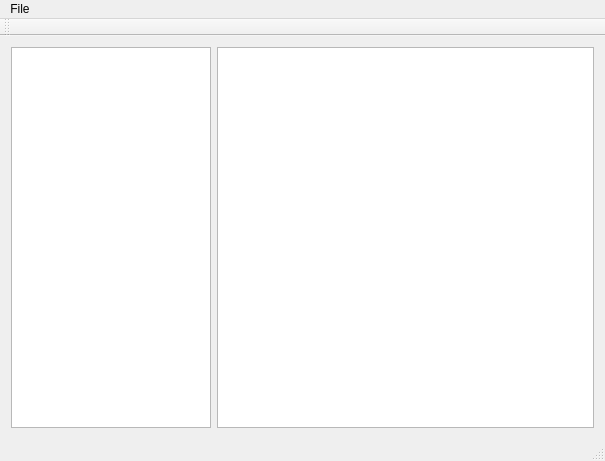
This is mainwindow.ui in gyim/stupidgit as Qt 5 draws it before an edit. The edited form follows.
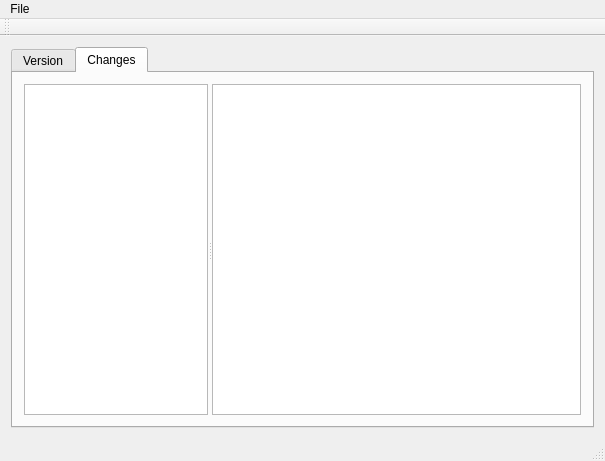
This is the edited form.

Commit message: add 2 tabs (Versions & Changes), put tree+textview into a splitter

```diff
--- a/mainwindow.ui
+++ b/mainwindow.ui
@@ -16,23 +16,67 @@
   <widget class="QWidget" name="centralWidget">
    <layout class="QHBoxLayout" name="horizontalLayout">
     <item>
+     <widget class="QTabWidget" name="tabWidget">
+      <property name="currentIndex">
+       <number>1</number>
+      </property>
+      <widget class="QWidget" name="versionsTab">
+       <attribute name="title">
+        <string>Version</string>
+       </attribute>
+      </widget>
+      <widget class="QWidget" name="changesTab">
+       <attribute name="title">
+        <string>Changes</string>
+       </attribute>
+       <layout class="QHBoxLayout" name="horizontalLayout_2">
+        <item>
+         <widget class="QSplitter" name="splitter">
+          <property name="sizePolicy">
+           <sizepolicy hsizetype="Expanding" vsizetype="Preferred">
+            <horstretch>2</horstretch>
+            <verstretch>0</verstretch>
+           </sizepolicy>
+          </property>
+          <property name="orientation">
+           <enum>Qt::Horizontal</enum>
+          </property>
      <widget class="QTreeView" name="treeView">
+           <property name="sizePolicy">
+            <sizepolicy hsizetype="Expanding" vsizetype="Expanding">
+             <horstretch>4</horstretch>
+             <verstretch>0</verstretch>
+            </sizepolicy>
+           </property>
       <property name="maximumSize">
        <size>
-        <width>200</width>
+             <width>16777215</width>
         <height>16777215</height>
        </size>
       </property>
+           <property name="frameShape">
+            <enum>QFrame::StyledPanel</enum>
+           </property>
       <attribute name="headerVisible">
        <bool>false</bool>
       </attribute>
       <attribute name="headerVisible">
        <bool>false</bool>
       </attribute>
-     </widget>
-    </item>
-    <item>
-     <widget class="QTextBrowser" name="textBrowser"/>
+          </widget>
+          <widget class="QTextBrowser" name="textBrowser">
+           <property name="sizePolicy">
+            <sizepolicy hsizetype="Expanding" vsizetype="Expanding">
+             <horstretch>8</horstretch>
+             <verstretch>0</verstretch>
+            </sizepolicy>
+           </property>
+          </widget>
+         </widget>
+        </item>
+       </layout>
+      </widget>
+     </widget>
     </item>
    </layout>
   </widget>
```
Lines whose indentation alone changed are shown as unchanged. The commit also changes 1 other file.
